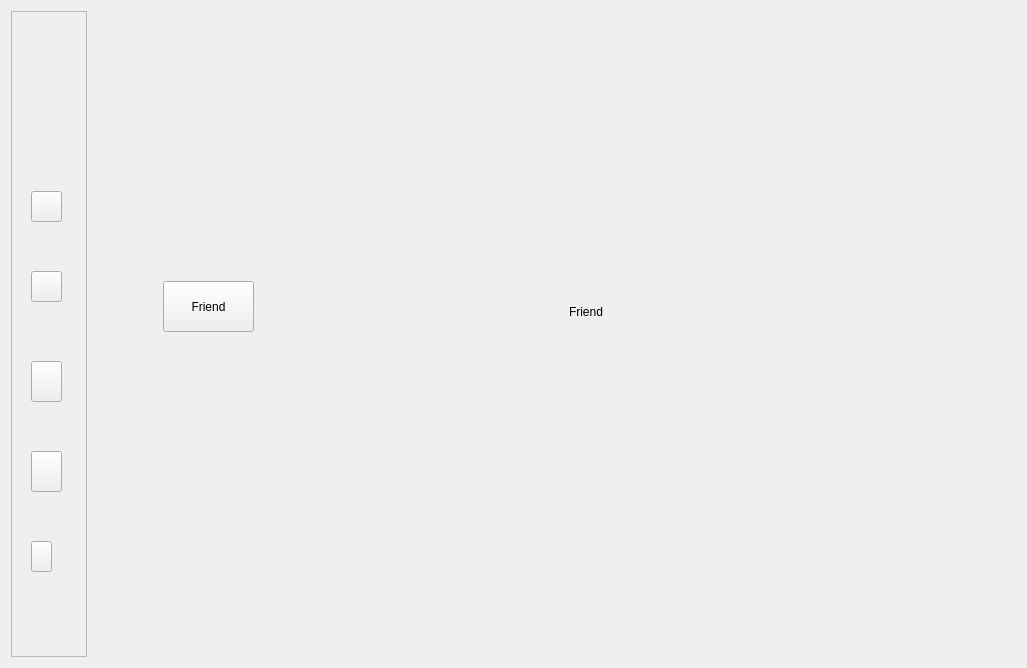
Old version of the form ToolKit/ui/mainpage.ui in the repository Areay7/ToolKit.
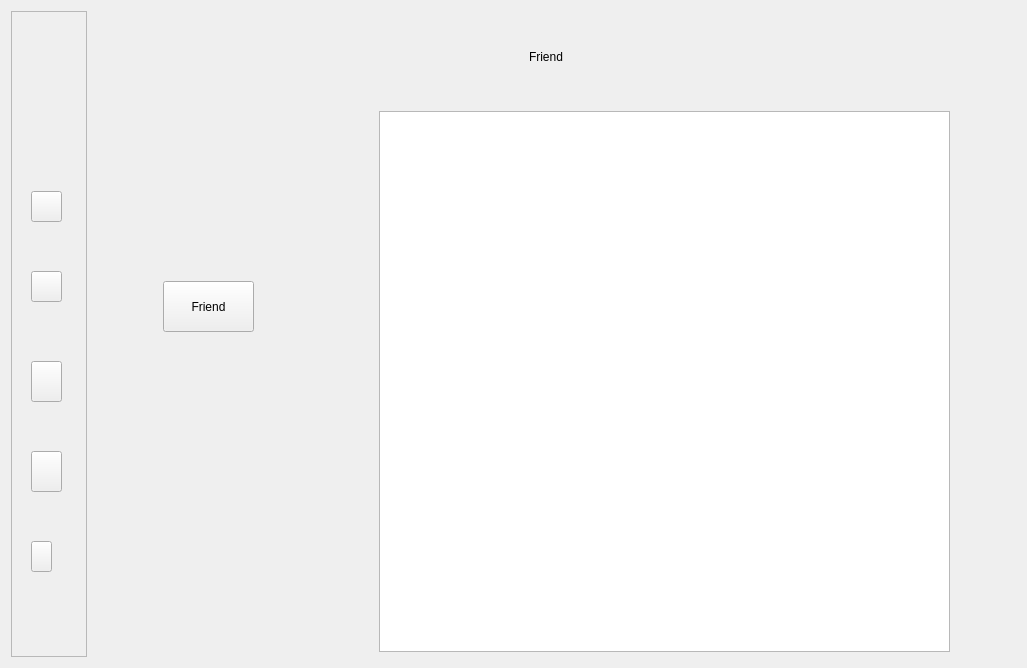
New version of the form. The open tabs and pages were chosen to show the change. Icons and pictures are not drawn. Custom widgets are drawn as their Qt base class.

```diff
--- a/ToolKit/ui/mainpage.ui
+++ b/ToolKit/ui/mainpage.ui
@@ -407,16 +407,26 @@
       <widget class="QLabel" name="label_wxIcon_3">
        <property name="geometry">
         <rect>
-         <x>240</x>
-         <y>230</y>
+         <x>200</x>
+         <y>0</y>
          <width>161</width>
-         <height>141</height>
+         <height>91</height>
         </rect>
        </property>
        <property name="text">
         <string>Friend</string>
        </property>
       </widget>
+      <widget class="QTextEdit" name="textEdit_Friend">
+       <property name="geometry">
+        <rect>
+         <x>50</x>
+         <y>100</y>
+         <width>571</width>
+         <height>541</height>
+        </rect>
+       </property>
+      </widget>
      </widget>
      <widget class="QWidget" name="page_mainCollect">
       <widget class="QLabel" name="label_wxIcon_2">
```
Left out of the diff: 4 changed lines with no effect on the pictures.
